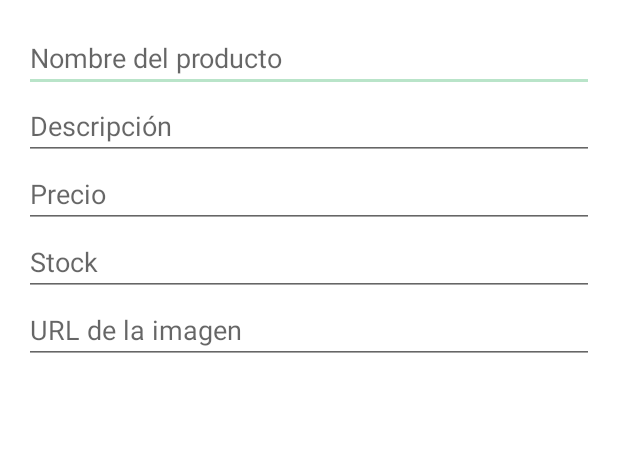
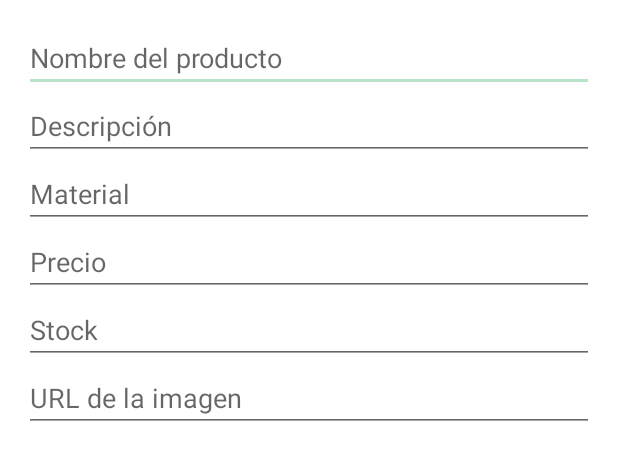
Before and after one commit to inspedralbes/transversal-tr1-2024-2025-android-dam_24_25_tr1g7_android, an Android app built with Jetpack Compose: the layout dialog_add_product.xml on its own in the app's theme, with its tools: preview values and no code run, on a phone screen of 412 x 824 dp. Shown: the top 460 px of the screen. Run offline under Robolectric (Android 15) with nearby library versions, the phone set to English and light mode, and no system bars.

Commit message:
Implemetar owner id del producto

```diff
--- a/app/src/main/java/com/example/loginapp/Product.kt
+++ b/app/src/main/java/com/example/loginapp/Product.kt
@@ -8,6 +8,7 @@ data class Product(
     val description: String,
     val price: Double,
     val stock: Int,
+    val material: String,
     val image_file: String,
     val active: Int,
     var quantityInCart: Int = 0,
--- a/app/src/main/java/com/example/loginapp/ProductCreateRequest.kt
+++ b/app/src/main/java/com/example/loginapp/ProductCreateRequest.kt
@@ -1,7 +1,9 @@
 data class ProductCreateRequest(
     val product_name: String,
     val description: String,
+    val material: String,
     val price: Double,
     val stock: Int,
-    val image_file: String
+    val image_file: String,
+    val ownerId: Int
 )
--- a/app/src/main/java/com/example/loginapp/ProductUpdateRequest.kt
+++ b/app/src/main/java/com/example/loginapp/ProductUpdateRequest.kt
@@ -2,7 +2,9 @@ data class ProductUpdateRequest(
     val product_id: Int,
     val product_name: String,
     val description: String,
+    val material: String,
     val price: Double,
     val stock: Int,
-    val image_file: String
+    val image_file: String,
+    val ownerId: Int
 )
--- a/app/src/main/res/layout/dialog_add_product.xml
+++ b/app/src/main/res/layout/dialog_add_product.xml
@@ -20,6 +20,13 @@
         android:inputType="textMultiLine" />
 
     <EditText
+        android:id="@+id/productMaterialEditText"
+        android:layout_width="match_parent"
+        android:layout_height="wrap_content"
+        android:hint="Material"
+        android:inputType="text" />
+
+    <EditText
         android:id="@+id/productPriceEditText"
         android:layout_width="match_parent"
         android:layout_height="wrap_content"
@@ -38,6 +45,6 @@
         android:layout_width="match_parent"
         android:layout_height="wrap_content"
         android:hint="URL de la imagen"
-        android:inputType="text" />
+        android:inputType="textUri" />
 
 </LinearLayout>
```
Also changed, not shown: app/src/main/java/com/example/loginapp/MisProductosActivity.kt (+9 -2 lines), app/src/main/res/layout/dialog_edit_product.xml (+8 -1 lines).
